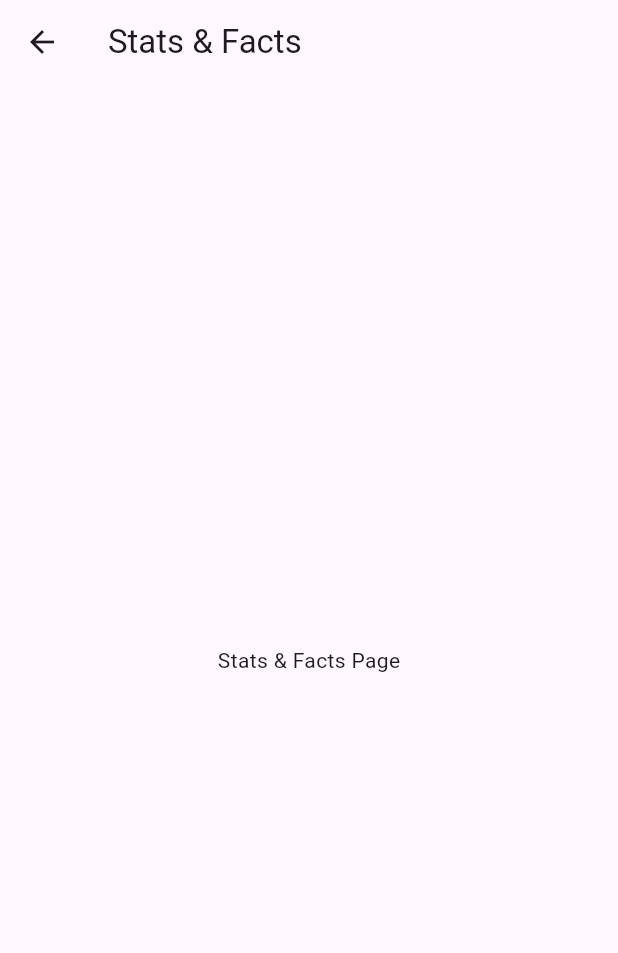
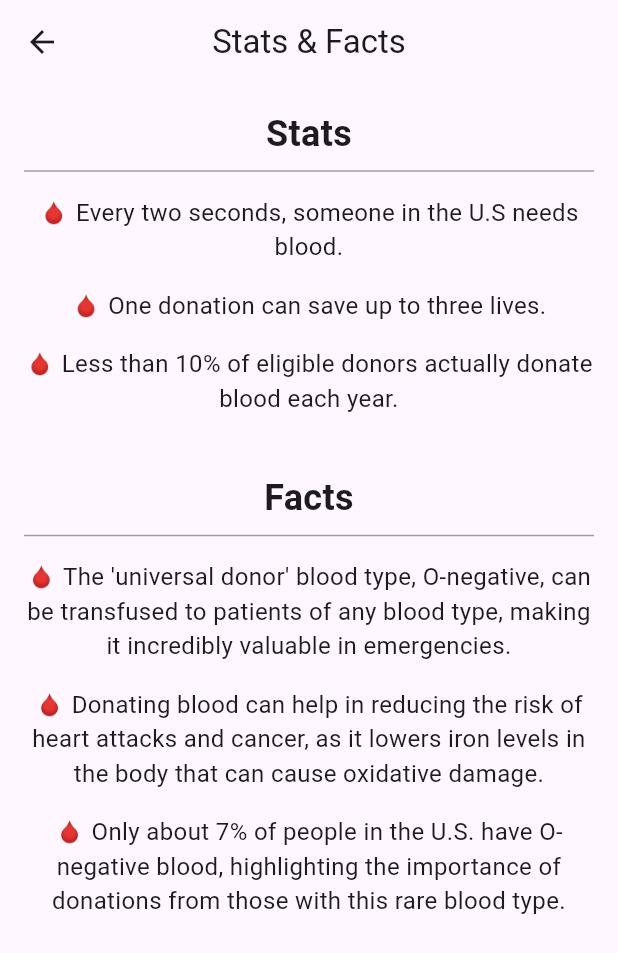
Before and after one commit to nidhikumar/blood-bank, a Flutter app: the StatsAndFactsPage screen opened directly, on a phone screen of 412 x 824 dp. Shown: the top 953 px of the screen. Run offline on Flutter 3.47's test engine with Material 3 defaults, Android fonts, the phone set to English and light mode, and no system bars; our stand-ins replace cloud_firestore, firebase_auth, firebase_core, geolocator; accounts and stored records are empty.

Commit message:
added stats & facts

```diff
--- a/lib/ui/statsAndFacts.dart
+++ b/lib/ui/statsAndFacts.dart
@@ -3,12 +3,51 @@ import 'package:flutter/material.dart';
 class StatsAndFactsPage extends StatelessWidget {
   @override
   Widget build(BuildContext context) {
+    // List of stats and facts to display
+    List<String> stats = [
+      "🩸 Every two seconds, someone in the U.S needs blood.",
+      "🩸 One donation can save up to three lives.",
+      "🩸 Less than 10% of eligible donors actually donate blood each year."
+    ];
+    List<String> facts = [
+      "🩸 The 'universal donor' blood type, O-negative, can be transfused to patients of any blood type, making it incredibly valuable in emergencies.",
+      "🩸 Donating blood can help in reducing the risk of heart attacks and cancer, as it lowers iron levels in the body that can cause oxidative damage.",
+      "🩸 Only about 7% of people in the U.S. have O-negative blood, highlighting the importance of donations from those with this rare blood type."
+    ];
+
     return Scaffold(
       appBar: AppBar(
         title: Text('Stats & Facts'),
+        centerTitle: true,
       ),
-      body: Center(
-        child: Text('Stats & Facts Page'),
+      body: SingleChildScrollView(
+        padding: const EdgeInsets.all(16.0),
+        child: Column(
+          crossAxisAlignment: CrossAxisAlignment.center, // Aligns headers to the center
+          children: <Widget>[
+            Text(
+              'Stats',
+              style: TextStyle(fontSize: 24, fontWeight: FontWeight.bold),
+              textAlign: TextAlign.center, // Centers the title text
+            ),
+            Divider(color: Colors.grey), // Adds a subtle divider under the title
+            ...stats.map((stat) => Padding(
+              padding: const EdgeInsets.only(bottom: 8.0, top: 8.0),
+              child: Text(stat, style: TextStyle(fontSize: 16), textAlign: TextAlign.center),
+            )).toList(),
+            SizedBox(height: 30), // Adds more space between stats and facts
+            Text(
+              'Facts',
+              style: TextStyle(fontSize: 24, fontWeight: FontWeight.bold),
+              textAlign: TextAlign.center, // Centers the title text
+            ),
+            Divider(color: Colors.grey), // Adds a subtle divider under the title
+            ...facts.map((fact) => Padding(
+              padding: const EdgeInsets.only(bottom: 8.0, top: 8.0),
+              child: Text(fact, style: TextStyle(fontSize: 16), textAlign: TextAlign.center),
+            )).toList(),
+          ],
+        ),
       ),
     );
   }
```
Also changed, not shown: 11 other files.
